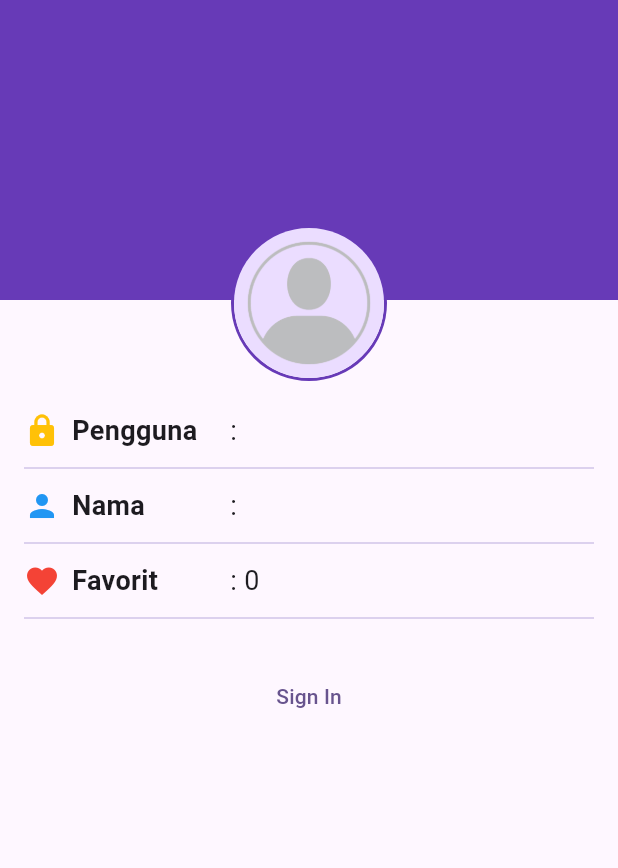
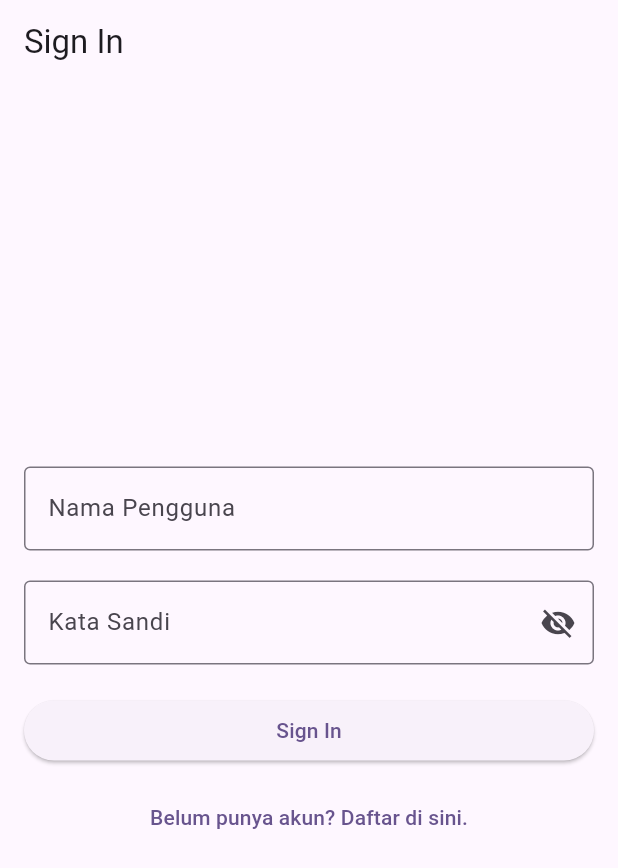
Before and after one commit to VisualDarrenCode/Wisata_Candi_Derren, a Flutter app: the screen it shows after launch, on a phone screen of 412 x 824 dp. Shown: the top 868 px of the screen. Run offline on Flutter 3.47's test engine with Material 3 defaults, Android fonts, the phone set to English and light mode, and no system bars.

Commit message:
sign in screen

```diff
--- a/candi_derren/lib/main.dart
+++ b/candi_derren/lib/main.dart
@@ -4,7 +4,7 @@ import 'package:joy/screens/detail_screen.dart';
 
 // Import screen profile_screen kamu (sesuaikan path foldernya jika perlu)
 import 'package:joy/screens/profile_screen.dart';
-
+import 'package:joy/screens/sign_in_screen.dart';
 // Jika nanti ingin kembali ke CandiDebugHome atau menu lain,
 // kamu bisa aktifkan kembali import candi_data dan detail_screen.
 
@@ -23,7 +23,8 @@ class MyApp extends StatelessWidget {
         useMaterial3: true,
       ),
       // Ubah home menjadi ProfileScreen() sesuai modul Pertemuan 12[cite: 1]
-      home: const ProfileScreen(),
+      // home: const ProfileScreen(),
+      home: const SignInScreen(),
     );
   }
 }
--- /dev/null
+++ b/candi_derren/lib/screens/sign_in_screen.dart
@@ -0,0 +1,108 @@
+import 'package:flutter/material.dart';
+
+class SignInScreen extends StatefulWidget {
+  const SignInScreen({super.key});
+
+  @override
+  State<SignInScreen> createState() => _SignInScreenState();
+}
+
+class _SignInScreenState extends State<SignInScreen> {
+  final TextEditingController _usernameController = TextEditingController();
+  final TextEditingController _passwordController = TextEditingController();
+
+  String _errorText = '';
+  bool _isSignIn = false;
+  bool _obscurePassword = true;
+
+  @override
+  void dispose() {
+    _usernameController.dispose();
+    _passwordController.dispose();
+    super.dispose();
+  }
+
+  @override
+  Widget build(BuildContext context) {
+    return Scaffold(
+      appBar: AppBar(
+        title: const Text('Sign In'),
+      ),
+      body: Center(
+        child: Padding(
+          padding: const EdgeInsets.all(16.0),
+          child: Form(
+            child: Column(
+              mainAxisAlignment: MainAxisAlignment.center,
+              crossAxisAlignment: CrossAxisAlignment.center,
+              children: [
+                // TODO: 5. TextFormField nama pengguna
+                TextFormField(
+                  controller: _usernameController,
+                  decoration: const InputDecoration(
+                    labelText: 'Nama Pengguna',
+                    border: OutlineInputBorder(),
+                  ),
+                ),
+                const SizedBox(height: 20),
+
+                // TODO: 6. TextFormField kata sandi
+                TextFormField(
+                  controller: _passwordController,
+                  decoration: InputDecoration(
+                    labelText: 'Kata Sandi',
+                    errorText: _errorText.isNotEmpty ? _errorText : null,
+                    border: const OutlineInputBorder(),
+                    suffixIcon: IconButton(
+                      onPressed: () {
+                        setState(() {
+                          _obscurePassword = !_obscurePassword;
+                        });
+                      },
+                      icon: Icon(
+                        _obscurePassword
+                            ? Icons.visibility_off
+                            : Icons.visibility,
+                      ),
+                    ),
+                  ),
+                  obscureText: _obscurePassword,
+                ),
+                const SizedBox(height: 20),
+
+                // TODO: 7. ElevatedButton Sign In
+                SizedBox(
+                  width: double.infinity,
+                  child: ElevatedButton(
+                    onPressed: () {
+                      // Contoh logika sign in sederhana
+                      setState(() {
+                        if (_usernameController.text.isEmpty ||
+                            _passwordController.text.isEmpty) {
+                          _errorText = 'Nama pengguna dan kata sandi harus diisi';
+                        } else {
+                          _errorText = '';
+                          // Lakukan aksi sign in di sini
+                        }
+                      });
+                    },
+                    child: const Text('Sign In'),
+                  ),
+                ),
+                const SizedBox(height: 10),
+
+                // TODO: 8. TextButton Sign Up
+                TextButton(
+                  onPressed: () {
+                    // Aksi navigasi ke halaman Sign Up
+                  },
+                  child: const Text('Belum punya akun? Daftar di sini.'),
+                ),
+              ],
+            ),
+          ),
+        ),
+      ),
+    );
+  }
+}
```
